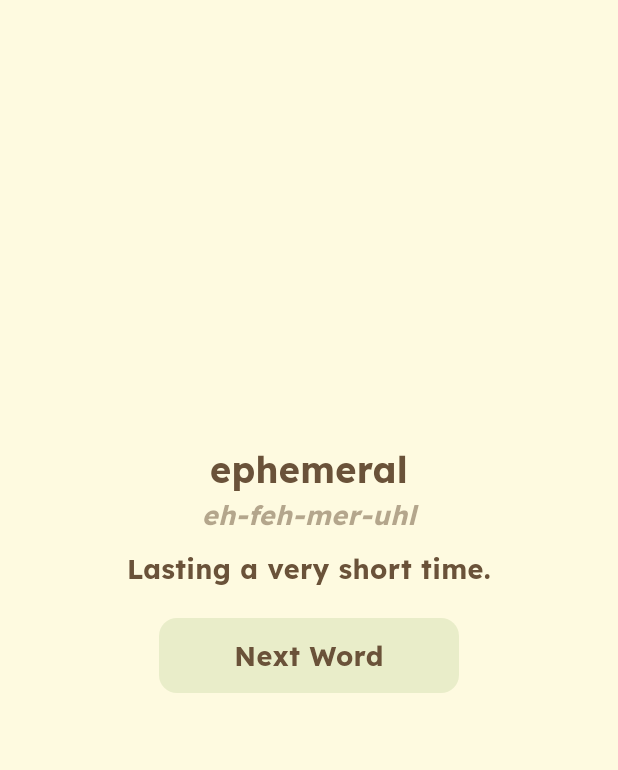
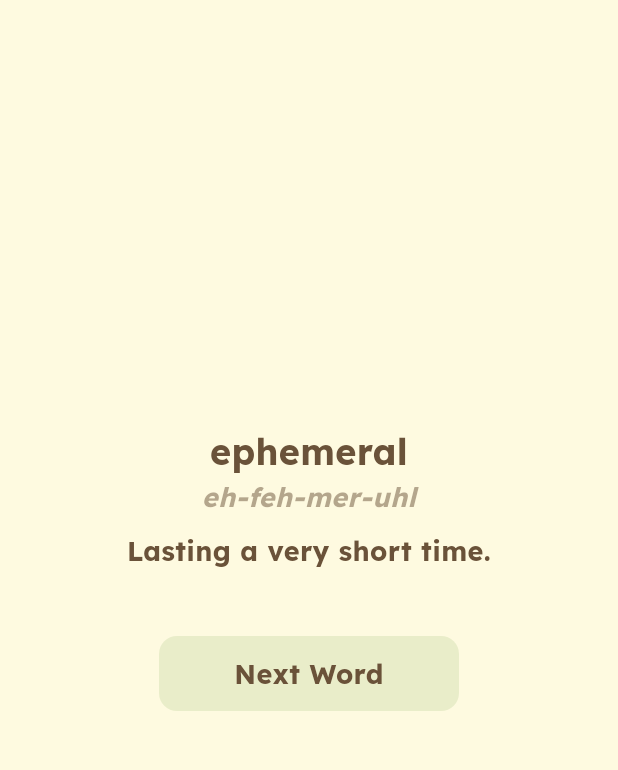
Before and after one commit to CharlieStrachan/Vocabulift, a Flutter app: the screen it shows after launch, after a tap on "General", after a tap on "Next Word", on a phone screen of 412 x 824 dp, the part 84-854 px from its top. Run offline on Flutter 3.47's test engine with Material 3 defaults, Android fonts, the light colour scheme and no system bars; our stand-ins replace audioplayers, google_fonts, shared_preferences.

Commit message:
Fixed new word button moving constantly

```diff
--- a/lib/screens/app.dart
+++ b/lib/screens/app.dart
@@ -73,10 +73,9 @@ class _AppState extends State<App> {
           child: Column(
             mainAxisAlignment: MainAxisAlignment.center,
             children: [
-              CustomText(text: _currentWord.word, fontSize: 24),
-              CustomText(text: _currentWord.pronunciation, faded: true),
+              CustomText(text: _currentWord.word, fontSize: 24),              CustomText(text: _currentWord.pronunciation, faded: true),
               SizedBox(height: 10),
-              CustomText(text: _currentWord.definition),
+              SizedBox(height: 50, child: CustomText(text: _currentWord.definition)),
               SizedBox(height: 10),
               Button(onTap: _nextWord, text: "Next Word"),
             ],
```
